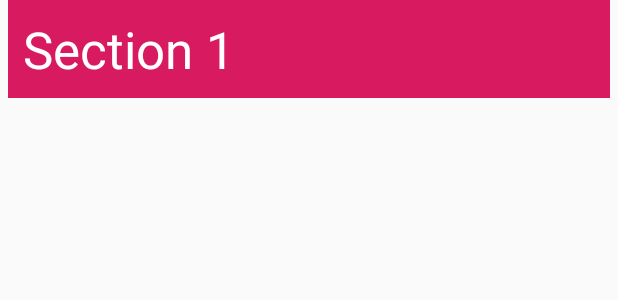
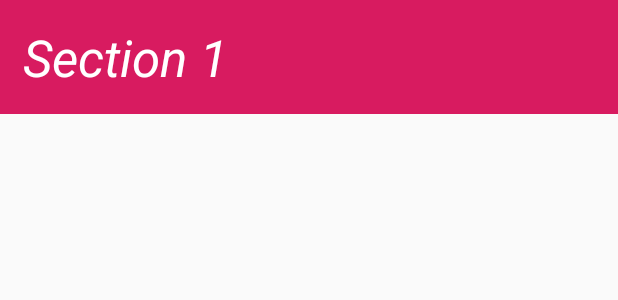
Before and after one commit to fillerInk/multiple-viewholders, an Android app: the layout section_header_layout.xml on its own in the app's theme, with its tools: preview values and no code run, on a phone screen of 412 x 824 dp. Shown: the top 300 px of the screen. Run offline under Robolectric (Android 15) with nearby library versions, the phone set to English and light mode, and no system bars.

Commit message:
Changed the layout of sectionHeaders

```diff
--- a/app/src/main/res/layout/section_header_layout.xml
+++ b/app/src/main/res/layout/section_header_layout.xml
@@ -9,9 +9,10 @@
         android:layout_height="wrap_content"
         android:text="Section 1"
         android:textSize="34dp"
-        android:layout_margin="5dp"
+        android:textStyle="italic"
+        android:layout_margin="0dp"
         android:background="@color/colorAccent"
-        android:padding="10dp"
+        android:padding="15dp"
         android:textColor="@color/cardview_light_background"/>
 
 </android.support.constraint.ConstraintLayout>
```
